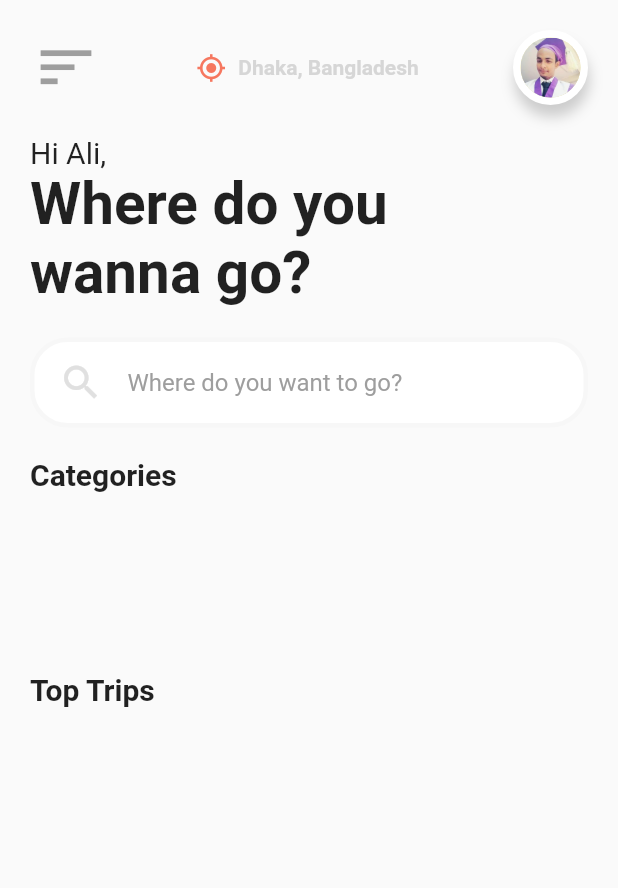
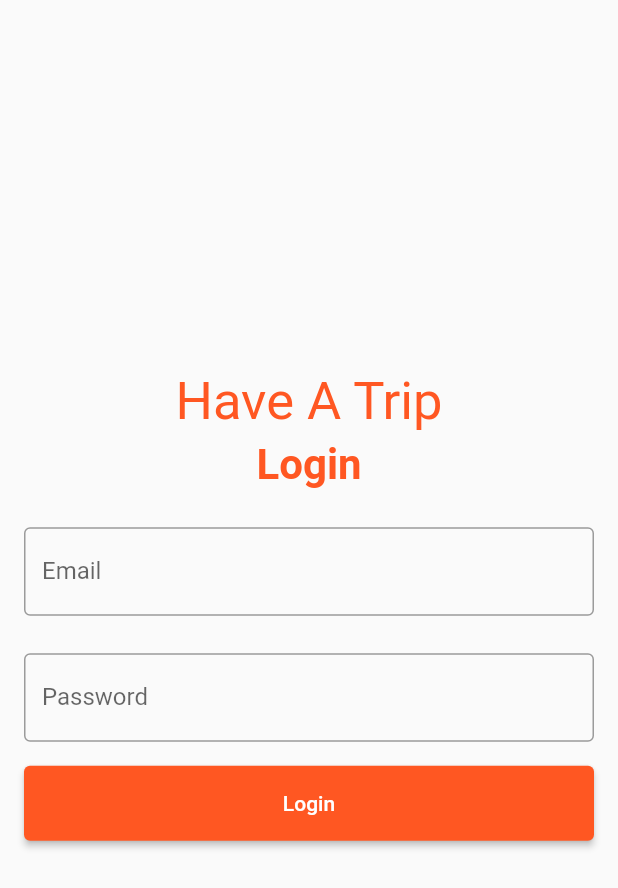
Before and after one commit to alihaidersiddique/flutter_trip_UI, a Flutter app: the screen it shows after launch, on a phone screen of 412 x 824 dp. Shown: the top 888 px of the screen. Run offline on Flutter 3.47's test engine with Material 2 defaults, Android fonts, the phone set to English and light mode, and no system bars; our stand-ins replace cloud_firestore, firebase_auth, firebase_core, google_fonts; missing offline and left inert: favorite_button; accounts and stored records are empty; Roboto replaces fonts that are missing (Aclonica, Acme, Actor).

Commit message:
email login done

```diff
--- /dev/null
+++ b/lib/login/email_login.dart
@@ -0,0 +1,131 @@
+import 'package:firebase_auth/firebase_auth.dart';
+import 'package:flutter/material.dart';
+import 'package:flutter_trip_ui/pages/home_page.dart';
+import 'package:google_fonts/google_fonts.dart';
+
+class EmailLogin extends StatefulWidget {
+  const EmailLogin({Key? key}) : super(key: key);
+
+  @override
+  _EmailLoginState createState() => _EmailLoginState();
+}
+
+class _EmailLoginState extends State<EmailLogin> {
+  final _emailController = TextEditingController();
+  final _passwordController = TextEditingController();
+  bool isLoggingIn = false;
+
+  _logIn() async {
+    setState(() {
+      isLoggingIn = true;
+    });
+
+    try {
+      await FirebaseAuth.instance.signInWithEmailAndPassword(
+          email: _emailController.text, password: _passwordController.text);
+
+      Navigator.of(context)
+          .push(MaterialPageRoute(builder: (context) => HomePage()));
+    } on FirebaseAuthException catch (e) {
+      var message = '';
+
+      switch (e.code) {
+        case 'invalid-email':
+          message = 'The email you entered was invalid';
+          break;
+        case 'user-disabled':
+          message = 'The user you tried to log into is disabled.';
+          break;
+        case 'user-not-found':
+          message = 'The user you tried to log into is not found.';
+          break;
+        case 'wrong-password':
+          message = 'The password you entered is wrong.';
+          break;
+      }
+
+      showDialog(
+        context: context,
+        builder: (context) {
+          return AlertDialog(
+              title: Text('Login failed !'),
+              content: Text(message),
+              actions: [
+                TextButton(
+                    onPressed: () {
+                      Navigator.of(context).pop();
+                    },
+                    child: Text('Ok'))
+              ]);
+        },
+      );
+    } finally {
+      setState(() {
+        isLoggingIn = false;
+      });
+    }
+  }
+
+  @override
+  Widget build(BuildContext context) {
+    return Scaffold(
+      body: Center(
+        child: Column(
+          mainAxisAlignment: MainAxisAlignment.center,
+          children: [
+            Text('Have A Trip',
+                style: GoogleFonts.aclonica(
+                    fontSize: 35,
+                    fontWeight: FontWeight.w400,
+                    color: Theme.of(context).primaryColor)),
+            const SizedBox(height: 5.0),
+            Text('Login',
+                style: GoogleFonts.acme(
+                    fontSize: 28.0,
+                    fontWeight: FontWeight.w600,
+                    color: Theme.of(context).primaryColor)),
+            const SizedBox(height: 25.0),
+            Padding(
+              padding: const EdgeInsets.only(left: 16.0, right: 16.0),
+              child: TextField(
+                controller: _emailController,
+                decoration: InputDecoration(
+                  labelText: 'Email',
+                  border: OutlineInputBorder(),
+                ),
+                keyboardType: TextInputType.emailAddress,
+              ),
+            ),
+            const SizedBox(height: 25.0),
+            Padding(
+              padding: const EdgeInsets.only(left: 16.0, right: 16.0),
+              child: TextField(
+                controller: _passwordController,
+                decoration: InputDecoration(
+                    labelText: 'Password', border: OutlineInputBorder()),
+                obscureText: true,
+              ),
+            ),
+            if (!isLoggingIn)
+              Padding(
+                padding: const EdgeInsets.all(16.0),
+                child: SizedBox(
+                  width: double.infinity,
+                  height: 50.0,
+                  child: ElevatedButton(
+                      onPressed: () {
+                        _logIn();
+                      },
+                      child: Text('Login')),
+                ),
+              ),
+            if (isLoggingIn) ...[
+              const SizedBox(height: 16.0),
+              Center(child: CircularProgressIndicator())
+            ]
+          ],
+        ),
+      ),
+    );
+  }
+}
--- a/lib/pages/home_page.dart
+++ b/lib/pages/home_page.dart
@@ -33,7 +33,7 @@ class _HomePageState extends State<HomePage> {
         padding: EdgeInsets.only(left: 20.0, right: 20.0),
         child: Column(
           children: [
-            SizedBox(
+            const SizedBox(
               height: 20.0,
             ),
             Row(
@@ -89,7 +89,7 @@ class _HomePageState extends State<HomePage> {
                 )
               ],
             ),
-            SizedBox(
+            const SizedBox(
               height: 20.0,
             ),
             Align(
@@ -105,7 +105,7 @@ class _HomePageState extends State<HomePage> {
               ),
               alignment: Alignment.centerLeft,
             ),
-            SizedBox(
+            const SizedBox(
               height: 20.0,
             ),
             Container(
@@ -138,7 +138,7 @@ class _HomePageState extends State<HomePage> {
                 ),
               ),
             ),
-            SizedBox(
+            const SizedBox(
               height: 20.0,
             ),
             Align(
@@ -148,7 +148,7 @@ class _HomePageState extends State<HomePage> {
               ),
               alignment: Alignment.centerLeft,
             ),
-            SizedBox(
+            const SizedBox(
               height: 20.0,
             ),
             // Categories Scroller
@@ -172,7 +172,7 @@ class _HomePageState extends State<HomePage> {
                 return Center(child: CircularProgressIndicator());
               },
             ),
-            SizedBox(
+            const SizedBox(
               height: 20.0,
             ),
             Align(
@@ -182,7 +182,7 @@ class _HomePageState extends State<HomePage> {
               ),
               alignment: Alignment.centerLeft,
             ),
-            SizedBox(
+            const SizedBox(
               height: 20.0,
             ),
             // Top Trips Scroller
@@ -217,6 +217,8 @@ class _HomePageState extends State<HomePage> {
   Widget buildCatList(
       BuildContext context, DocumentSnapshot<Map<String, dynamic>> data) {
     final cat = Categories.fromSnapshot(data);
+
+    //inal IconData icons = cat.icon as IconData ;
     return Row(
       children: [
         Container(
@@ -230,7 +232,7 @@ class _HomePageState extends State<HomePage> {
             mainAxisAlignment: MainAxisAlignment.center,
             children: [
               Icon(
-                Icons.flight,
+                Icons.iron,
                 color: Colors.white,
                 size: 30.0,
               ),
@@ -260,8 +262,10 @@ class _HomePageState extends State<HomePage> {
         key: ValueKey(record.name),
         padding: EdgeInsets.symmetric(vertical: 8.0),
         child: GestureDetector(
-            onTap: () => Navigator.push(context,
-                MaterialPageRoute(builder: (context) => TripDetails())),
+            onTap: () => Navigator.push(
+                context,
+                MaterialPageRoute(
+                    builder: (context) => TripDetails(record: record))),
             child: locationCard(record)));
   }
 
--- a/lib/pages/my_app.dart
+++ b/lib/pages/my_app.dart
@@ -1,17 +1,28 @@
+import 'package:firebase_core/firebase_core.dart';
 import 'package:flutter/material.dart';
-import 'package:flutter_trip_ui/pages/home_page.dart';
+import 'package:flutter_trip_ui/login/email_login.dart';
 
 class MyApp extends StatelessWidget {
-  // This widget is the root of your application.
+  final _initialization = Firebase.initializeApp();
+
   @override
   Widget build(BuildContext context) {
+    return FutureBuilder<Object>(
+        future: _initialization,
+        builder: (context, snapshot) {
+          if (snapshot.connectionState != ConnectionState.done) {
+            return Center(
+              child: CircularProgressIndicator(),
+            );
+          }
           return MaterialApp(
             debugShowCheckedModeBanner: false,
             title: 'Flutter Trip UI',
             theme: ThemeData(
-        primarySwatch: Colors.yellow,
+              primarySwatch: Colors.deepOrange,
             ),
-      home: HomePage(),
+            home: EmailLogin(),
           );
+        });
   }
 }
--- a/pubspec.yaml
+++ b/pubspec.yaml
@@ -33,6 +33,8 @@ dependencies:
   google_fonts: ^2.1.0
   favorite_button: ^0.0.4
   provider: ^6.0.0
+  flutter_lints: ^1.0.4
+  firebase_auth: ^3.0.2
 
 dev_dependencies:
   flutter_test:
```
Also changed, not shown: pubspec.lock. Lines whose indentation alone changed are shown as unchanged.
